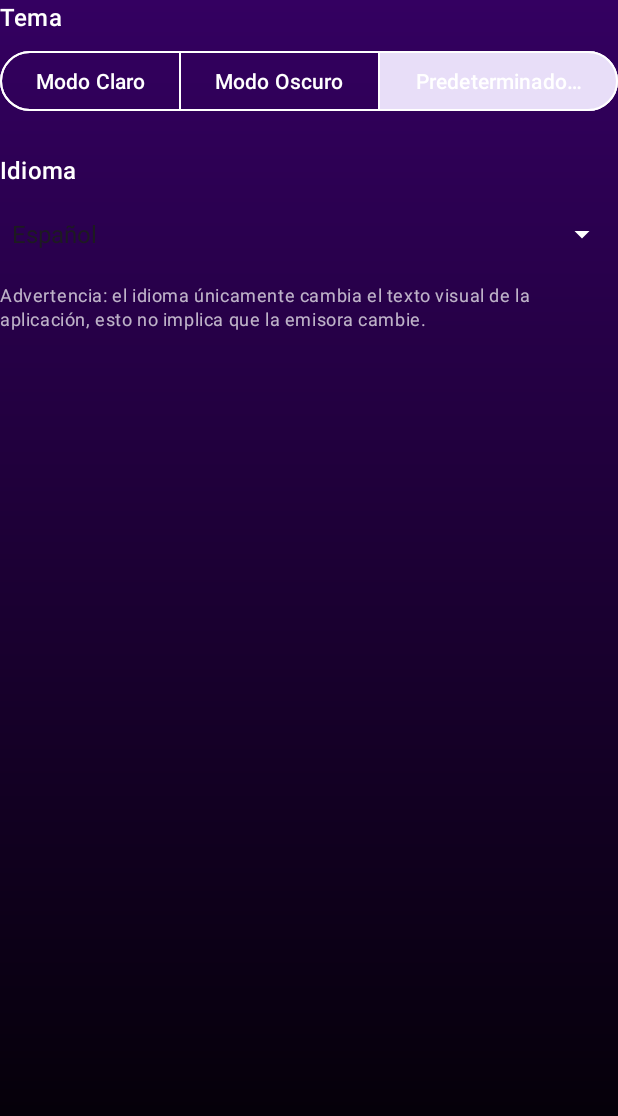
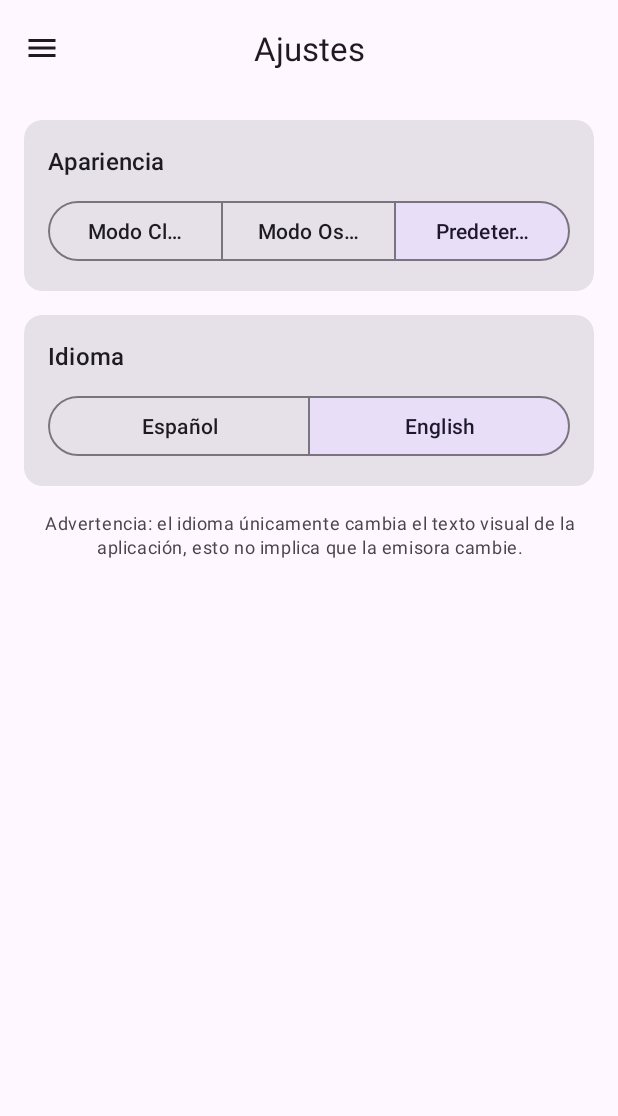
Before and after one commit to MXNeoPunto/Iglesia-de-dios-nueva-jerusalem-la-hermosa, an Android app: the SettingsActivity screen opened directly, with no data from a screen before it, on a phone screen of 412 x 824 dp. Shown: the top 1116 px of the screen. Run offline under Robolectric (Android 15) with nearby library versions, the phone set to English and light mode, and no system bars.

Commit message:
Modernize SettingsActivity and fix Light Mode text contrast
- Rewrote `activity_settings.xml` to use `CoordinatorLayout`, `AppBarLayout`, `MaterialToolbar`, and `MaterialCardView`.
- Replaced outdated `Spinner` and hardcoded layouts with `MaterialButtonToggleGroup` for Theme and Language selection.
- Fixed Light Mode text illegibility by removing hardcoded `textColor="@android:color/white"` and relying on theme attributes (`?attr/colorOnSurface`).
- Implemented logic in `SettingsActivity.java` to hide the dark gradient background when in Light Mode, allowing the standard light surface to show.
- Added edge-to-edge support with correct window insets for the new layout.
- Added string resources for "Appearance", "Language", "Español", and "English".

Co-authored-by: MXNeoPunto <206140416+MXNeoPunto@users.noreply.github.com>

```diff
--- a/app/src/main/java/iglesia/jerusalem/hermosa/SettingsActivity.java
+++ b/app/src/main/java/iglesia/jerusalem/hermosa/SettingsActivity.java
@@ -2,18 +2,21 @@ package iglesia.jerusalem.hermosa;
 
 import android.content.Context;
 import android.content.SharedPreferences;
+import android.content.res.Configuration;
 import android.os.Bundle;
 import android.view.MenuItem;
 import android.view.View;
-import android.widget.AdapterView;
-import android.widget.ArrayAdapter;
-import android.widget.Spinner;
 
 import androidx.annotation.NonNull;
 import androidx.appcompat.app.AppCompatActivity;
 import androidx.appcompat.app.AppCompatDelegate;
+import androidx.core.graphics.Insets;
 import androidx.core.os.LocaleListCompat;
+import androidx.core.view.ViewCompat;
+import androidx.core.view.WindowCompat;
+import androidx.core.view.WindowInsetsCompat;
 
+import com.google.android.material.appbar.MaterialToolbar;
 import com.google.android.material.button.MaterialButtonToggleGroup;
 
 public class SettingsActivity extends AppCompatActivity {
@@ -24,24 +27,39 @@ public class SettingsActivity extends AppCompatActivity {
     @Override
     protected void onCreate(Bundle savedInstanceState) {
         super.onCreate(savedInstanceState);
-        androidx.core.view.WindowCompat.setDecorFitsSystemWindows(getWindow(), false);
+        WindowCompat.setDecorFitsSystemWindows(getWindow(), false);
         setContentView(R.layout.activity_settings);
 
-        View gradientBackground = findViewById(R.id.gradient_background);
-        GradientAnimationHelper.animateGradient(gradientBackground);
-
-        androidx.core.view.ViewCompat.setOnApplyWindowInsetsListener(findViewById(R.id.content_container), (v, insets) -> {
-            androidx.core.graphics.Insets systemBars = insets.getInsets(androidx.core.view.WindowInsetsCompat.Type.systemBars());
-            v.setPadding(systemBars.left, systemBars.top, systemBars.right, systemBars.bottom);
-            return insets;
-        });
-
+        // Setup Toolbar
+        MaterialToolbar toolbar = findViewById(R.id.topAppBar);
+        setSupportActionBar(toolbar);
         if (getSupportActionBar() != null) {
             getSupportActionBar().setDisplayHomeAsUpEnabled(true);
         }
 
+        // Setup Gradient Background (Only for Dark Mode)
+        View gradientBackground = findViewById(R.id.gradient_background);
+        int currentNightMode = getResources().getConfiguration().uiMode & Configuration.UI_MODE_NIGHT_MASK;
+
+        if (currentNightMode == Configuration.UI_MODE_NIGHT_YES) {
+            gradientBackground.setVisibility(View.VISIBLE);
+            GradientAnimationHelper.animateGradient(gradientBackground);
+        } else {
+            gradientBackground.setVisibility(View.GONE);
+        }
+
+        // Apply Window Insets (Edge-to-Edge)
+        // AppBarLayout handles top insets via fitsSystemWindows="true" in XML.
+        // We manually handle bottom insets for the content scroll view.
+        View scrollView = findViewById(R.id.settings_content_scroll);
+        ViewCompat.setOnApplyWindowInsetsListener(scrollView, (v, insets) -> {
+            Insets systemBars = insets.getInsets(WindowInsetsCompat.Type.systemBars());
+            v.setPadding(v.getPaddingLeft(), v.getPaddingTop(), v.getPaddingRight(), systemBars.bottom);
+            return insets;
+        });
+
         setupThemeToggle();
-        setupLanguageSpinner();
+        setupLanguageToggle();
     }
 
     private void setupThemeToggle() {
@@ -49,6 +67,8 @@ public class SettingsActivity extends AppCompatActivity {
         SharedPreferences prefs = getSharedPreferences(PREFS_NAME, Context.MODE_PRIVATE);
         int savedTheme = prefs.getInt(KEY_THEME, AppCompatDelegate.MODE_NIGHT_FOLLOW_SYSTEM);
 
+        // Initialize state without triggering listener immediately if possible,
+        // but adding listener after check is safer to avoid redundant calls during init.
         if (savedTheme == AppCompatDelegate.MODE_NIGHT_NO) {
             toggleGroup.check(R.id.btn_light);
         } else if (savedTheme == AppCompatDelegate.MODE_NIGHT_YES) {
@@ -67,46 +87,45 @@ public class SettingsActivity extends AppCompatActivity {
                 } else {
                     mode = AppCompatDelegate.MODE_NIGHT_FOLLOW_SYSTEM;
                 }
+
+                prefs.edit().putInt(KEY_THEME, mode).apply();
+
+                // Only apply if it changes the current mode, but setDefaultNightMode handles that check internally mostly.
+                // However, forcing it ensures the app recreates if needed.
                 AppCompatDelegate.setDefaultNightMode(mode);
-                prefs.edit().putInt(KEY_THEME, mode).apply();
             }
         });
     }
 
-    private void setupLanguageSpinner() {
-        Spinner spinner = findViewById(R.id.language_spinner);
-        String[] languages = {"Español", "English"};
-        ArrayAdapter<String> adapter = new ArrayAdapter<>(this, android.R.layout.simple_spinner_dropdown_item, languages);
-        spinner.setAdapter(adapter);
+    private void setupLanguageToggle() {
+        MaterialButtonToggleGroup toggleGroup = findViewById(R.id.language_toggle_group);
 
         // Get current locale
         LocaleListCompat locales = AppCompatDelegate.getApplicationLocales();
+        String currentLang;
         if (!locales.isEmpty()) {
-            String lang = locales.get(0).getLanguage();
-            if (lang.equals("en")) {
-                spinner.setSelection(1);
-            } else {
-                spinner.setSelection(0);
-            }
+            currentLang = locales.get(0).getLanguage();
         } else {
-            spinner.setSelection(0);
+            currentLang = java.util.Locale.getDefault().getLanguage();
         }
 
-        spinner.setOnItemSelectedListener(new AdapterView.OnItemSelectedListener() {
-            @Override
-            public void onItemSelected(AdapterView<?> parent, View view, int position, long id) {
-                String selectedLang = position == 0 ? "es" : "en";
-                LocaleListCompat current = AppCompatDelegate.getApplicationLocales();
-                String currentLang = current.isEmpty() ? "es" : current.get(0).getLanguage();
+        if (currentLang.equals("en")) {
+            toggleGroup.check(R.id.btn_en);
+        } else {
+            toggleGroup.check(R.id.btn_es);
+        }
 
-                if (!selectedLang.equals(currentLang)) {
+        toggleGroup.addOnButtonCheckedListener((group, checkedId, isChecked) -> {
+            if (isChecked) {
+                String selectedLang = (checkedId == R.id.btn_en) ? "en" : "es";
+                LocaleListCompat currentAppLocales = AppCompatDelegate.getApplicationLocales();
+                String appLang = currentAppLocales.isEmpty() ? java.util.Locale.getDefault().getLanguage() : currentAppLocales.get(0).getLanguage();
+
+                if (!selectedLang.equals(appLang)) {
                     LocaleListCompat appLocale = LocaleListCompat.forLanguageTags(selectedLang);
                     AppCompatDelegate.setApplicationLocales(appLocale);
                 }
             }
-
-            @Override
-            public void onNothingSelected(AdapterView<?> parent) {}
         });
     }
 
--- a/app/src/main/res/layout/activity_settings.xml
+++ b/app/src/main/res/layout/activity_settings.xml
@@ -1,98 +1,174 @@
 <?xml version="1.0" encoding="utf-8"?>
-<androidx.constraintlayout.widget.ConstraintLayout xmlns:android="http://schemas.android.com/apk/res/android"
+<androidx.coordinatorlayout.widget.CoordinatorLayout
+    xmlns:android="http://schemas.android.com/apk/res/android"
     xmlns:app="http://schemas.android.com/apk/res-auto"
     xmlns:tools="http://schemas.android.com/tools"
+    android:id="@+id/settings_root"
     android:layout_width="match_parent"
     android:layout_height="match_parent"
+    android:fitsSystemWindows="false"
     tools:context=".SettingsActivity">
 
-    <!-- Background Layer -->
+    <!-- Gradient Background (Visible in Dark Mode) -->
     <View
         android:id="@+id/gradient_background"
-        android:layout_width="0dp"
-        android:layout_height="0dp"
-        android:background="@color/md_theme_light_primaryContainer"
-        app:layout_constraintBottom_toBottomOf="parent"
-        app:layout_constraintEnd_toEndOf="parent"
-        app:layout_constraintStart_toStartOf="parent"
-        app:layout_constraintTop_toTopOf="parent" />
-
-    <!-- Content Container -->
-    <LinearLayout
-        android:id="@+id/content_container"
         android:layout_width="match_parent"
         android:layout_height="match_parent"
+        android:background="@color/md_theme_light_primaryContainer"
+        android:visibility="gone"
+        tools:visibility="visible" />
+
+    <com.google.android.material.appbar.AppBarLayout
+        android:layout_width="match_parent"
+        android:layout_height="wrap_content"
+        android:background="@android:color/transparent"
+        android:fitsSystemWindows="true"
+        app:elevation="0dp">
+
+        <com.google.android.material.appbar.MaterialToolbar
+            android:id="@+id/topAppBar"
+            android:layout_width="match_parent"
+            android:layout_height="?attr/actionBarSize"
+            app:title="@string/settings"
+            app:titleCentered="true"
+            app:navigationIcon="@drawable/ic_menu"
+            style="@style/Widget.Material3.Toolbar.Surface"
+            android:background="@android:color/transparent" />
+            <!-- Note: Navigation Icon will be set programmatically to back arrow -->
+
+    </com.google.android.material.appbar.AppBarLayout>
+
+    <androidx.core.widget.NestedScrollView
+        android:id="@+id/settings_content_scroll"
+        android:layout_width="match_parent"
+        android:layout_height="match_parent"
+        app:layout_behavior="@string/appbar_scrolling_view_behavior">
+
+        <LinearLayout
+            android:layout_width="match_parent"
+            android:layout_height="wrap_content"
+            android:orientation="vertical"
+            android:padding="16dp"
+            android:clipToPadding="false">
+
+            <!-- Appearance Section -->
+            <com.google.android.material.card.MaterialCardView
+                android:layout_width="match_parent"
+                android:layout_height="wrap_content"
+                style="?attr/materialCardViewFilledStyle"
+                android:layout_marginBottom="16dp">
+
+                <LinearLayout
+                    android:layout_width="match_parent"
+                    android:layout_height="wrap_content"
                     android:orientation="vertical"
                     android:padding="16dp">
 
                     <TextView
                         android:layout_width="wrap_content"
                         android:layout_height="wrap_content"
-            android:text="@string/theme"
+                        android:text="@string/settings_appearance"
                         android:textAppearance="?attr/textAppearanceTitleMedium"
-            android:textColor="@android:color/white"
-            android:layout_marginBottom="8dp"/>
+                        android:layout_marginBottom="12dp" />
 
                     <com.google.android.material.button.MaterialButtonToggleGroup
                         android:id="@+id/theme_toggle_group"
-            android:layout_width="wrap_content"
+                        android:layout_width="match_parent"
                         android:layout_height="wrap_content"
                         app:singleSelection="true"
                         app:selectionRequired="true"
-            android:layout_marginBottom="24dp">
+                        android:gravity="center">
+
                         <com.google.android.material.button.MaterialButton
                             android:id="@+id/btn_light"
                             style="?attr/materialButtonOutlinedStyle"
-                android:layout_width="wrap_content"
+                            android:layout_width="0dp"
                             android:layout_height="wrap_content"
-                android:text="@string/light_mode"
-                android:textColor="@android:color/white"
-                app:strokeColor="@android:color/white"
-                app:rippleColor="@android:color/white"/>
+                            android:layout_weight="1"
+                            android:text="@string/light_mode" />
+
                         <com.google.android.material.button.MaterialButton
                             android:id="@+id/btn_dark"
                             style="?attr/materialButtonOutlinedStyle"
-                android:layout_width="wrap_content"
+                            android:layout_width="0dp"
                             android:layout_height="wrap_content"
-                android:text="@string/dark_mode"
-                android:textColor="@android:color/white"
-                app:strokeColor="@android:color/white"
-                app:rippleColor="@android:color/white"/>
+                            android:layout_weight="1"
+                            android:text="@string/dark_mode" />
+
                         <com.google.android.material.button.MaterialButton
                             android:id="@+id/btn_system"
                             style="?attr/materialButtonOutlinedStyle"
-                android:layout_width="wrap_content"
+                            android:layout_width="0dp"
                             android:layout_height="wrap_content"
-                android:text="@string/system_default"
-                android:textColor="@android:color/white"
-                app:strokeColor="@android:color/white"
-                app:rippleColor="@android:color/white"/>
+                            android:layout_weight="1"
+                            android:text="@string/system_default" />
                     </com.google.android.material.button.MaterialButtonToggleGroup>
+
+                </LinearLayout>
+
+            </com.google.android.material.card.MaterialCardView>
+
+            <!-- Language Section -->
+            <com.google.android.material.card.MaterialCardView
+                android:layout_width="match_parent"
+                android:layout_height="wrap_content"
+                style="?attr/materialCardViewFilledStyle"
+                android:layout_marginBottom="16dp">
+
+                <LinearLayout
+                    android:layout_width="match_parent"
+                    android:layout_height="wrap_content"
+                    android:orientation="vertical"
+                    android:padding="16dp">
 
                     <TextView
                         android:layout_width="wrap_content"
                         android:layout_height="wrap_content"
                         android:text="@string/language"
                         android:textAppearance="?attr/textAppearanceTitleMedium"
-            android:textColor="@android:color/white"
-            android:layout_marginBottom="8dp"/>
+                        android:layout_marginBottom="12dp" />
 
-        <Spinner
-            android:id="@+id/language_spinner"
+                    <com.google.android.material.button.MaterialButtonToggleGroup
+                        android:id="@+id/language_toggle_group"
                         android:layout_width="match_parent"
                         android:layout_height="wrap_content"
-            android:minHeight="48dp"
-            android:layout_marginBottom="8dp"
-            android:theme="@style/ThemeOverlay.Material3.Dark"
-            android:backgroundTint="@android:color/white"/>
+                        app:singleSelection="true"
+                        app:selectionRequired="true"
+                        android:gravity="center">
+
+                        <com.google.android.material.button.MaterialButton
+                            android:id="@+id/btn_es"
+                            style="?attr/materialButtonOutlinedStyle"
+                            android:layout_width="0dp"
+                            android:layout_height="wrap_content"
+                            android:layout_weight="1"
+                            android:text="@string/lang_es" />
+
+                        <com.google.android.material.button.MaterialButton
+                            android:id="@+id/btn_en"
+                            style="?attr/materialButtonOutlinedStyle"
+                            android:layout_width="0dp"
+                            android:layout_height="wrap_content"
+                            android:layout_weight="1"
+                            android:text="@string/lang_en" />
+
+                    </com.google.android.material.button.MaterialButtonToggleGroup>
+
+                </LinearLayout>
+
+            </com.google.android.material.card.MaterialCardView>
 
             <TextView
                 android:layout_width="match_parent"
                 android:layout_height="wrap_content"
                 android:text="@string/language_disclaimer"
                 android:textAppearance="?attr/textAppearanceBodySmall"
-            android:textColor="#B3FFFFFF"/>
+                android:textColor="?android:attr/textColorSecondary"
+                android:gravity="center"
+                android:layout_marginHorizontal="8dp"/>
 
         </LinearLayout>
 
-</androidx.constraintlayout.widget.ConstraintLayout>
+    </androidx.core.widget.NestedScrollView>
+
+</androidx.coordinatorlayout.widget.CoordinatorLayout>
--- a/app/src/main/res/values/strings.xml
+++ b/app/src/main/res/values/strings.xml
@@ -7,6 +7,9 @@
     <string name="loading">Cargando...</string>
     <string name="error">Error de reproducción</string>
     <string name="language">Idioma</string>
+    <string name="settings_appearance">Apariencia</string>
+    <string name="lang_es">Español</string>
+    <string name="lang_en">English</string>
     <string name="theme">Tema</string>
     <string name="dark_mode">Modo Oscuro</string>
     <string name="light_mode">Modo Claro</string>
```
Lines whose indentation alone changed are shown as unchanged.
